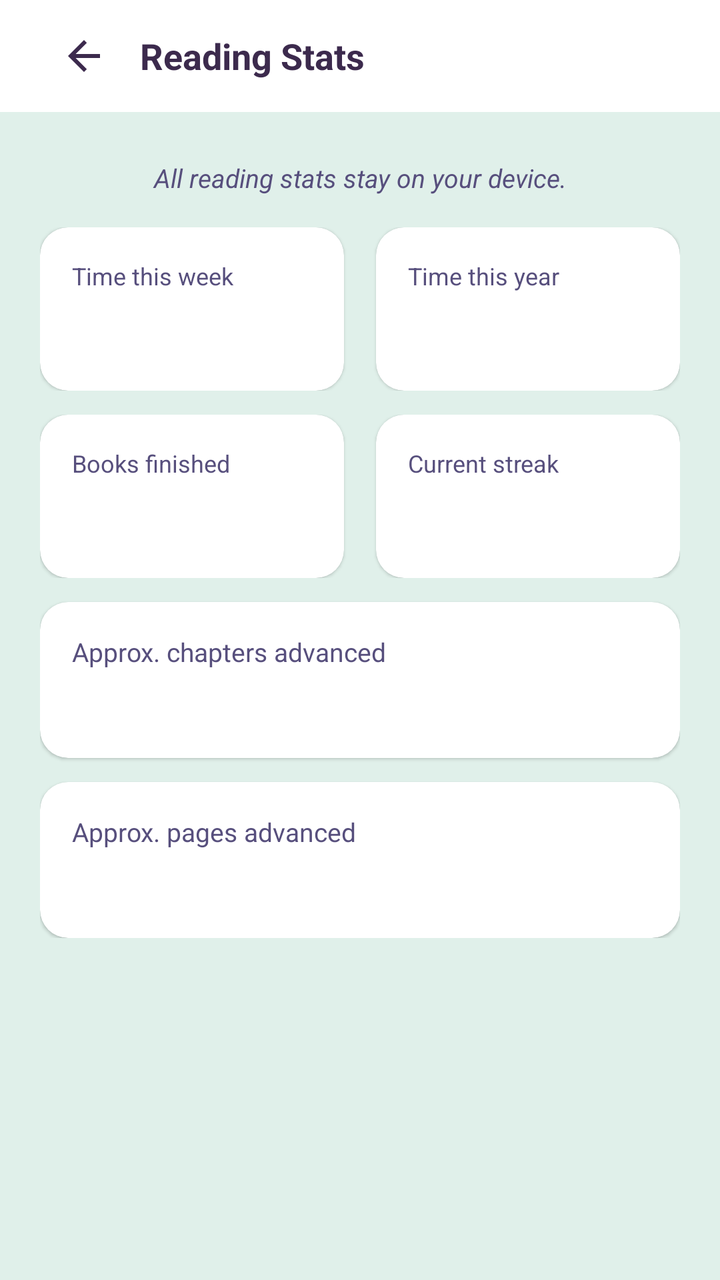
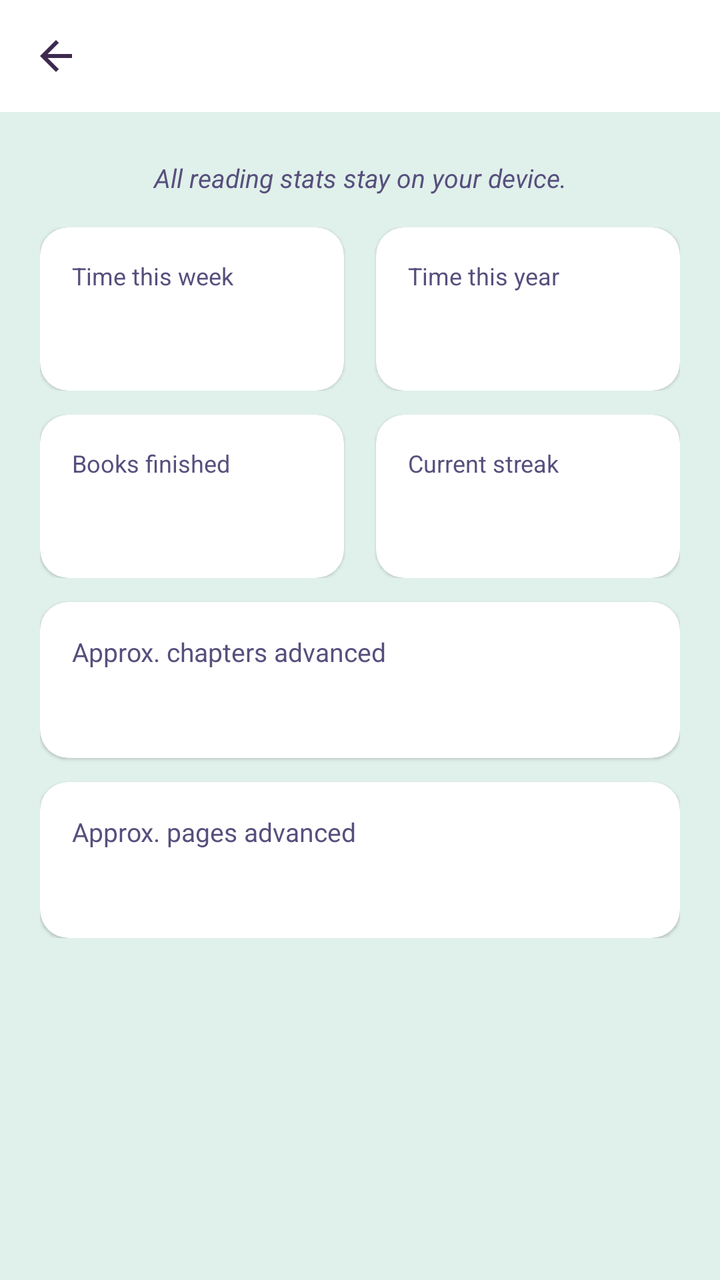

An Android layout rendered at two revisions. The XML below is the earlier revision; the diff shows what the commit changed to produce the second picture.
<!-- AndroidManifest.xml: activity theme Theme.EpubReader -->
<!-- res/layout/activity_reading_stats.xml -->
<?xml version="1.0" encoding="utf-8"?>
<ScrollView xmlns:android="http://schemas.android.com/apk/res/android"
    xmlns:app="http://schemas.android.com/apk/res-auto"
    android:id="@+id/statsRootLayout"
    android:layout_width="match_parent"
    android:layout_height="match_parent"
    android:fillViewport="true"
    android:background="?android:colorBackground">

    <LinearLayout
        android:layout_width="match_parent"
        android:layout_height="wrap_content"
        android:orientation="vertical">

        
        <LinearLayout
            android:layout_width="match_parent"
            android:layout_height="56dp"
            android:gravity="center_vertical"
            android:orientation="horizontal"
            android:paddingStart="@dimen/app_row_content_padding_h"
            android:paddingEnd="@dimen/app_row_content_padding_h"
            android:background="?attr/colorSurface">

            <ImageButton
                android:id="@+id/statsBack"
                android:layout_width="@dimen/app_icon_button_size"
                android:layout_height="@dimen/app_icon_button_size"
                android:background="?attr/selectableItemBackgroundBorderless"
                android:contentDescription="@string/action_back"
                android:src="@drawable/ic_arrow_back"
                app:tint="?android:textColorPrimary" />

            <TextView
                android:layout_width="0dp"
                android:layout_height="wrap_content"
                android:layout_weight="1"
                android:layout_marginStart="@dimen/app_text_row_padding_h"
                android:text="@string/stats_title"
                android:textColor="?android:textColorPrimary"
                android:textSize="18sp"
                android:textStyle="bold" />
        </LinearLayout>

        <LinearLayout
            android:id="@+id/statsRoot"
            android:layout_width="match_parent"
            android:layout_height="wrap_content"
            android:orientation="vertical"
            android:padding="@dimen/app_row_content_padding_h">

            
            <TextView
                android:layout_width="match_parent"
                android:layout_height="wrap_content"
                android:layout_marginTop="4dp"
                android:gravity="center"
                android:text="@string/stats_privacy"
                android:textColor="?android:textColorSecondary"
                android:textSize="13sp"
                android:textStyle="italic" />

            
            <LinearLayout
                android:layout_width="match_parent"
                android:layout_height="wrap_content"
                android:layout_marginTop="16dp"
                android:orientation="horizontal"
                android:weightSum="2">

                
                <com.google.android.material.card.MaterialCardView
                    android:layout_width="0dp"
                    android:layout_height="wrap_content"
                    android:layout_weight="1"
                    android:layout_marginEnd="8dp"
                    app:cardBackgroundColor="?attr/colorSurface"
                    app:cardCornerRadius="14dp"
                    app:cardElevation="1dp">

                    <LinearLayout
                        android:layout_width="match_parent"
                        android:layout_height="wrap_content"
                        android:orientation="vertical"
                        android:padding="@dimen/app_card_padding">

                        <TextView
                            android:layout_width="match_parent"
                            android:layout_height="wrap_content"
                            android:text="@string/stats_time_week"
                            android:textColor="?android:textColorSecondary"
                            android:textSize="12sp" />

                        <TextView
                            android:id="@+id/statsWeek"
                            android:layout_width="match_parent"
                            android:layout_height="wrap_content"
                            android:layout_marginTop="4dp"
                            android:textColor="?android:textColorPrimary"
                            android:textSize="22sp"
                            android:textStyle="bold" />
                    </LinearLayout>
                </com.google.android.material.card.MaterialCardView>

                
                <com.google.android.material.card.MaterialCardView
                    android:layout_width="0dp"
                    android:layout_height="wrap_content"
                    android:layout_weight="1"
                    android:layout_marginStart="8dp"
                    app:cardBackgroundColor="?attr/colorSurface"
                    app:cardCornerRadius="14dp"
                    app:cardElevation="1dp">

                    <LinearLayout
                        android:layout_width="match_parent"
                        android:layout_height="wrap_content"
                        android:orientation="vertical"
                        android:padding="@dimen/app_card_padding">

                        <TextView
                            android:layout_width="match_parent"
                            android:layout_height="wrap_content"
                            android:text="@string/stats_time_year"
                            android:textColor="?android:textColorSecondary"
                            android:textSize="12sp" />

                        <TextView
                            android:id="@+id/statsYear"
                            android:layout_width="match_parent"
                            android:layout_height="wrap_content"
                            android:layout_marginTop="4dp"
                            android:textColor="?android:textColorPrimary"
                            android:textSize="22sp"
                            android:textStyle="bold" />
                    </LinearLayout>
                </com.google.android.material.card.MaterialCardView>
            </LinearLayout>

            
            <LinearLayout
                android:layout_width="match_parent"
                android:layout_height="wrap_content"
                android:layout_marginTop="12dp"
                android:orientation="horizontal"
                android:weightSum="2">

                
                <com.google.android.material.card.MaterialCardView
                    android:layout_width="0dp"
                    android:layout_height="wrap_content"
                    android:layout_weight="1"
                    android:layout_marginEnd="8dp"
                    app:cardBackgroundColor="?attr/colorSurface"
                    app:cardCornerRadius="14dp"
                    app:cardElevation="1dp">

                    <LinearLayout
                        android:layout_width="match_parent"
                        android:layout_height="wrap_content"
                        android:orientation="vertical"
                        android:padding="@dimen/app_card_padding">

                        <TextView
                            android:layout_width="match_parent"
                            android:layout_height="wrap_content"
                            android:text="@string/stats_books_finished"
                            android:textColor="?android:textColorSecondary"
                            android:textSize="12sp" />

                        <TextView
                            android:id="@+id/statsFinished"
                            android:layout_width="match_parent"
                            android:layout_height="wrap_content"
                            android:layout_marginTop="4dp"
                            android:textColor="?android:textColorPrimary"
                            android:textSize="22sp"
                            android:textStyle="bold" />
                    </LinearLayout>
                </com.google.android.material.card.MaterialCardView>

                
                <com.google.android.material.card.MaterialCardView
                    android:layout_width="0dp"
                    android:layout_height="wrap_content"
                    android:layout_weight="1"
                    android:layout_marginStart="8dp"
                    app:cardBackgroundColor="?attr/colorSurface"
                    app:cardCornerRadius="14dp"
                    app:cardElevation="1dp">

                    <LinearLayout
                        android:layout_width="match_parent"
                        android:layout_height="wrap_content"
                        android:orientation="vertical"
                        android:padding="@dimen/app_card_padding">

                        <TextView
                            android:layout_width="match_parent"
                            android:layout_height="wrap_content"
                            android:text="@string/stats_current_streak"
                            android:textColor="?android:textColorSecondary"
                            android:textSize="12sp" />

                        <TextView
                            android:id="@+id/statsStreak"
                            android:layout_width="match_parent"
                            android:layout_height="wrap_content"
                            android:layout_marginTop="4dp"
                            android:textColor="?android:textColorPrimary"
                            android:textSize="22sp"
                            android:textStyle="bold" />
                    </LinearLayout>
                </com.google.android.material.card.MaterialCardView>
            </LinearLayout>

            
            <com.google.android.material.card.MaterialCardView
                android:layout_width="match_parent"
                android:layout_height="wrap_content"
                android:layout_marginTop="12dp"
                app:cardBackgroundColor="?attr/colorSurface"
                app:cardCornerRadius="14dp"
                app:cardElevation="1dp">

                <LinearLayout
                    android:layout_width="match_parent"
                    android:layout_height="wrap_content"
                    android:orientation="vertical"
                    android:padding="@dimen/app_card_padding">

                    <TextView
                        android:layout_width="match_parent"
                        android:layout_height="wrap_content"
                        android:text="@string/stats_chapters"
                        android:textColor="?android:textColorSecondary"
                        android:textSize="13sp" />

                    <TextView
                        android:id="@+id/statsChapters"
                        android:layout_width="match_parent"
                        android:layout_height="wrap_content"
                        android:layout_marginTop="4dp"
                        android:textColor="?android:textColorPrimary"
                        android:textSize="18sp" />
                </LinearLayout>
            </com.google.android.material.card.MaterialCardView>

            
            <com.google.android.material.card.MaterialCardView
                android:layout_width="match_parent"
                android:layout_height="wrap_content"
                android:layout_marginTop="12dp"
                app:cardBackgroundColor="?attr/colorSurface"
                app:cardCornerRadius="14dp"
                app:cardElevation="1dp">

                <LinearLayout
                    android:layout_width="match_parent"
                    android:layout_height="wrap_content"
                    android:orientation="vertical"
                    android:padding="@dimen/app_card_padding">

                    <TextView
                        android:layout_width="match_parent"
                        android:layout_height="wrap_content"
                        android:text="@string/stats_pages"
                        android:textColor="?android:textColorSecondary"
                        android:textSize="13sp" />

                    <TextView
                        android:id="@+id/statsPages"
                        android:layout_width="match_parent"
                        android:layout_height="wrap_content"
                        android:layout_marginTop="4dp"
                        android:textColor="?android:textColorPrimary"
                        android:textSize="18sp" />
                </LinearLayout>
            </com.google.android.material.card.MaterialCardView>
        </LinearLayout>
    </LinearLayout>
</ScrollView>
<!-- resources referenced by this layout -->
<resources>
  <dimen name="app_card_padding">16dp</dimen>
  <dimen name="app_icon_button_size">44dp</dimen>
  <dimen name="app_row_content_padding_h">20dp</dimen>
  <dimen name="app_text_row_padding_h">6dp</dimen>
  <!-- drawable ic_arrow_back (drawable) -->
  <?xml version="1.0" encoding="utf-8"?>
  <vector xmlns:android="http://schemas.android.com/apk/res/android"
      android:width="24dp" android:height="24dp"
      android:viewportWidth="24" android:viewportHeight="24">
      <path android:fillColor="@android:color/white"
          android:pathData="M20 11H7.83l5.59-5.59L12 4l-8 8 8 8 1.41-1.41L7.83 13H20v-2z" />
  </vector>
  <string name="action_back">Back</string>
  <string name="stats_books_finished">Books finished</string>
  <string name="stats_chapters">Approx. chapters advanced</string>
  <string name="stats_current_streak">Current streak</string>
  <string name="stats_pages">Approx. pages advanced</string>
  <string name="stats_privacy">All reading stats stay on your device.</string>
  <string name="stats_time_week">Time this week</string>
  <string name="stats_time_year">Time this year</string>
  <string name="stats_title">Reading Stats</string>
  <style name="Theme.EpubReader" parent="Theme.MaterialComponents.DayNight.NoActionBar">
          <item name="android:windowBackground">@color/light_bg</item>
          
          <item name="android:statusBarColor">@color/black</item>
          <item name="android:navigationBarColor">@color/black</item>
          <item name="android:windowLightStatusBar">false</item>
          <item name="android:windowLightNavigationBar">false</item>
          <item name="android:windowTranslucentStatus">false</item>
          <item name="android:enforceStatusBarContrast" tools:targetApi="q">false</item>
          <item name="android:enforceNavigationBarContrast" tools:targetApi="q">false</item>
          <item name="android:fitsSystemWindows">true</item>
          <item name="colorPrimary">@color/accent</item>
          <item name="colorPrimaryVariant">@color/accent_dark</item>
          <item name="colorOnPrimary">@color/white</item>
          <item name="colorSecondary">@color/secondary</item>
          <item name="colorOnSecondary">@color/white</item>
          <item name="android:colorBackground">@color/light_bg</item>
          <item name="colorSurface">@color/light_surface</item>
          <item name="colorOnSurface">@color/light_text</item>
          <item name="android:textColorPrimary">@color/light_text</item>
          <item name="android:textColorSecondary">@color/light_text_muted</item>
      </style>
  <color name="light_bg">@color/palette_mint</color>
  <color name="black">#000000</color>
  <color name="accent">@color/palette_plum</color>
  <color name="accent_dark">@color/palette_purple</color>
  <color name="white">#FFFFFF</color>
  <color name="secondary">@color/palette_slate</color>
  <color name="light_surface">@color/white</color>
  <color name="light_text">@color/palette_eggplant</color>
  <color name="light_text_muted">@color/palette_purple</color>
  <color name="palette_mint">#E0F0EA</color>
  <color name="palette_plum">#503A65</color>
  <color name="palette_purple">#574F7D</color>
  <color name="palette_slate">#95ADBE</color>
  <color name="palette_eggplant">#3C2A4D</color>
</resources>

<!-- the commit's change to res/layout/activity_reading_stats.xml (unified diff, before → after) -->
@@ -13,34 +13,15 @@
         android:orientation="vertical">
 
         
-        <LinearLayout
+        <com.google.android.material.appbar.MaterialToolbar
+            android:id="@+id/statsToolbar"
             android:layout_width="match_parent"
-            android:layout_height="56dp"
-            android:gravity="center_vertical"
-            android:orientation="horizontal"
-            android:paddingStart="@dimen/app_row_content_padding_h"
-            android:paddingEnd="@dimen/app_row_content_padding_h"
-            android:background="?attr/colorSurface">
-
-            <ImageButton
-                android:id="@+id/statsBack"
-                android:layout_width="@dimen/app_icon_button_size"
-                android:layout_height="@dimen/app_icon_button_size"
-                android:background="?attr/selectableItemBackgroundBorderless"
-                android:contentDescription="@string/action_back"
-                android:src="@drawable/ic_arrow_back"
-                app:tint="?android:textColorPrimary" />
-
-            <TextView
-                android:layout_width="0dp"
-                android:layout_height="wrap_content"
-                android:layout_weight="1"
-                android:layout_marginStart="@dimen/app_text_row_padding_h"
-                android:text="@string/stats_title"
-                android:textColor="?android:textColorPrimary"
-                android:textSize="18sp"
-                android:textStyle="bold" />
-        </LinearLayout>
+            android:layout_height="?attr/actionBarSize"
+            android:background="?attr/colorSurface"
+            android:title="@string/stats_title"
+            android:titleTextColor="?android:textColorPrimary"
+            app:navigationIcon="@drawable/ic_arrow_back"
+            app:navigationIconTint="?android:textColorPrimary" />
 
         <LinearLayout
             android:id="@+id/statsRoot"
@@ -64,7 +45,7 @@
             <LinearLayout
                 android:layout_width="match_parent"
                 android:layout_height="wrap_content"
-                android:layout_marginTop="16dp"
+                android:layout_marginTop="@dimen/app_section_spacing"
                 android:orientation="horizontal"
                 android:weightSum="2">
 
@@ -75,7 +56,7 @@
                     android:layout_weight="1"
                     android:layout_marginEnd="8dp"
                     app:cardBackgroundColor="?attr/colorSurface"
-                    app:cardCornerRadius="14dp"
+                    app:cardCornerRadius="@dimen/app_card_corner"
                     app:cardElevation="1dp">
 
                     <LinearLayout
@@ -109,7 +90,7 @@
                     android:layout_weight="1"
                     android:layout_marginStart="8dp"
                     app:cardBackgroundColor="?attr/colorSurface"
-                    app:cardCornerRadius="14dp"
+                    app:cardCornerRadius="@dimen/app_card_corner"
                     app:cardElevation="1dp">
 
                     <LinearLayout
@@ -141,7 +122,7 @@
             <LinearLayout
                 android:layout_width="match_parent"
                 android:layout_height="wrap_content"
-                android:layout_marginTop="12dp"
+                android:layout_marginTop="@dimen/app_card_spacing"
                 android:orientation="horizontal"
                 android:weightSum="2">
 
@@ -152,7 +133,7 @@
                     android:layout_weight="1"
                     android:layout_marginEnd="8dp"
                     app:cardBackgroundColor="?attr/colorSurface"
-                    app:cardCornerRadius="14dp"
+                    app:cardCornerRadius="@dimen/app_card_corner"
                     app:cardElevation="1dp">
 
                     <LinearLayout
@@ -186,7 +167,7 @@
                     android:layout_weight="1"
                     android:layout_marginStart="8dp"
                     app:cardBackgroundColor="?attr/colorSurface"
-                    app:cardCornerRadius="14dp"
+                    app:cardCornerRadius="@dimen/app_card_corner"
                     app:cardElevation="1dp">
 
                     <LinearLayout
@@ -218,9 +199,9 @@
             <com.google.android.material.card.MaterialCardView
                 android:layout_width="match_parent"
                 android:layout_height="wrap_content"
-                android:layout_marginTop="12dp"
+                android:layout_marginTop="@dimen/app_card_spacing"
                 app:cardBackgroundColor="?attr/colorSurface"
-                app:cardCornerRadius="14dp"
+                app:cardCornerRadius="@dimen/app_card_corner"
                 app:cardElevation="1dp">
 
                 <LinearLayout
@@ -250,9 +231,9 @@
             <com.google.android.material.card.MaterialCardView
                 android:layout_width="match_parent"
                 android:layout_height="wrap_content"
-                android:layout_marginTop="12dp"
+                android:layout_marginTop="@dimen/app_card_spacing"
                 app:cardBackgroundColor="?attr/colorSurface"
-                app:cardCornerRadius="14dp"
+                app:cardCornerRadius="@dimen/app_card_corner"
                 app:cardElevation="1dp">
 
                 <LinearLayout
<!-- resource entries referenced after the edit -->
@@ -1,9 +1,10 @@
 <!-- resources referenced by this layout -->
 <resources>
+  <dimen name="app_card_corner">14dp</dimen>
   <dimen name="app_card_padding">16dp</dimen>
-  <dimen name="app_icon_button_size">44dp</dimen>
+  <dimen name="app_card_spacing">12dp</dimen>
   <dimen name="app_row_content_padding_h">20dp</dimen>
-  <dimen name="app_text_row_padding_h">6dp</dimen>
+  <dimen name="app_section_spacing">16dp</dimen>
   <!-- drawable ic_arrow_back (drawable) -->
   <?xml version="1.0" encoding="utf-8"?>
   <vector xmlns:android="http://schemas.android.com/apk/res/android"
@@ -12,7 +13,6 @@
       <path android:fillColor="@android:color/white"
           android:pathData="M20 11H7.83l5.59-5.59L12 4l-8 8 8 8 1.41-1.41L7.83 13H20v-2z" />
   </vector>
-  <string name="action_back">Back</string>
   <string name="stats_books_finished">Books finished</string>
   <string name="stats_chapters">Approx. chapters advanced</string>
   <string name="stats_current_streak">Current streak</string>
